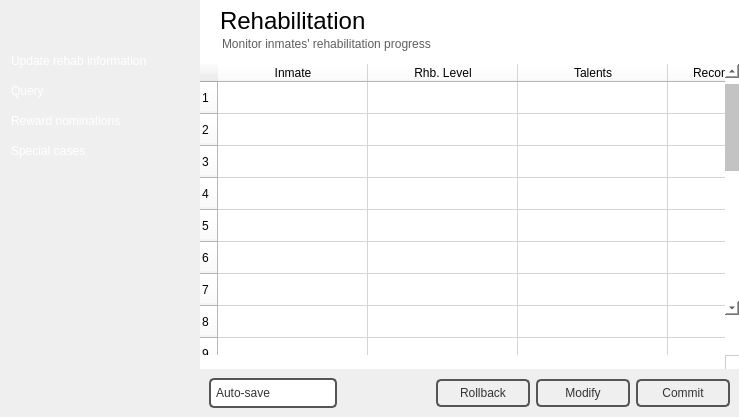
This is rehabform.ui in NCNM/PMS_01 as Qt 5 draws it before an edit. The edited form follows.
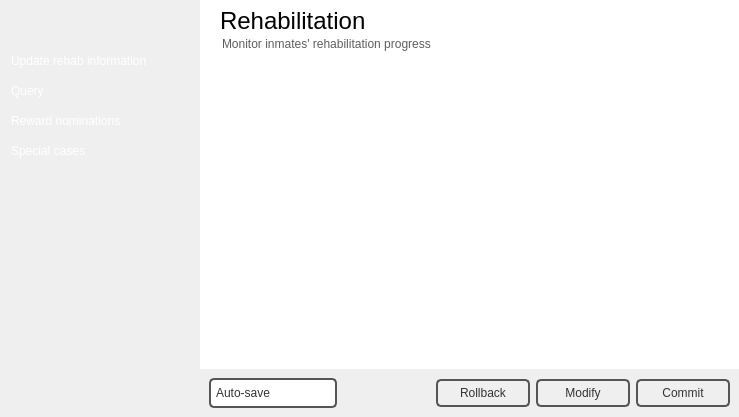
This is the edited form. Icons and pictures are not drawn.

Patch:
```diff
--- a/rehabform.ui
+++ b/rehabform.ui
@@ -517,9 +517,6 @@
             <property name="spacing">
              <number>0</number>
             </property>
-            <property name="sizeConstraint">
-             <enum>QLayout::SetMaximumSize</enum>
-            </property>
             <property name="leftMargin">
              <number>0</number>
             </property>
@@ -533,103 +530,10 @@
              <number>0</number>
             </property>
             <item>
-             <widget class="QTableWidget" name="tableWidget">
-              <property name="styleSheet">
-               <string notr="true">background-color: rgb(255, 255, 255);</string>
-              </property>
+             <widget class="QTableView" name="tableView">
               <property name="frameShape">
                <enum>QFrame::NoFrame</enum>
               </property>
-              <property name="showGrid">
-               <bool>true</bool>
-              </property>
-              <property name="rowCount">
-               <number>23</number>
-              </property>
-              <property name="columnCount">
-               <number>5</number>
-              </property>
-              <attribute name="horizontalHeaderVisible">
-               <bool>true</bool>
-              </attribute>
-              <attribute name="horizontalHeaderCascadingSectionResizes">
-               <bool>true</bool>
-              </attribute>
-              <attribute name="horizontalHeaderDefaultSectionSize">
-               <number>150</number>
-              </attribute>
-              <attribute name="horizontalHeaderHighlightSections">
-               <bool>false</bool>
-              </attribute>
-              <attribute name="horizontalHeaderMinimumSectionSize">
-               <number>32</number>
-              </attribute>
-              <attribute name="horizontalHeaderShowSortIndicator" stdset="0">
-               <bool>true</bool>
-              </attribute>
-              <attribute name="horizontalHeaderStretchLastSection">
-               <bool>true</bool>
-              </attribute>
-              <attribute name="verticalHeaderCascadingSectionResizes">
-               <bool>true</bool>
-              </attribute>
-              <attribute name="verticalHeaderDefaultSectionSize">
-               <number>32</number>
-              </attribute>
-              <attribute name="verticalHeaderMinimumSectionSize">
-               <number>23</number>
-              </attribute>
-              <attribute name="verticalHeaderStretchLastSection">
-               <bool>false</bool>
-              </attribute>
-              <row/>
-              <row/>
-              <row/>
-              <row/>
-              <row/>
-              <row/>
-              <row/>
-              <row/>
-              <row/>
-              <row/>
-              <row/>
-              <row/>
-              <row/>
-              <row/>
-              <row/>
-              <row/>
-              <row/>
-              <row/>
-              <row/>
-              <row/>
-              <row/>
-              <row/>
-              <row/>
-              <column>
-               <property name="text">
-                <string>Inmate</string>
-               </property>
-              </column>
-              <column>
-               <property name="text">
-                <string>Rhb. Level</string>
-               </property>
-              </column>
-              <column>
-               <property name="text">
-                <string>Talents</string>
-               </property>
-              </column>
-              <column>
-               <property name="text">
-                <string>Recommendations</string>
-               </property>
-              </column>
-              <column>
-               <property name="text">
-                <string>Remarks</string>
-               </property>
-              </column>
              </widget>
             </item>
             <item>
```
